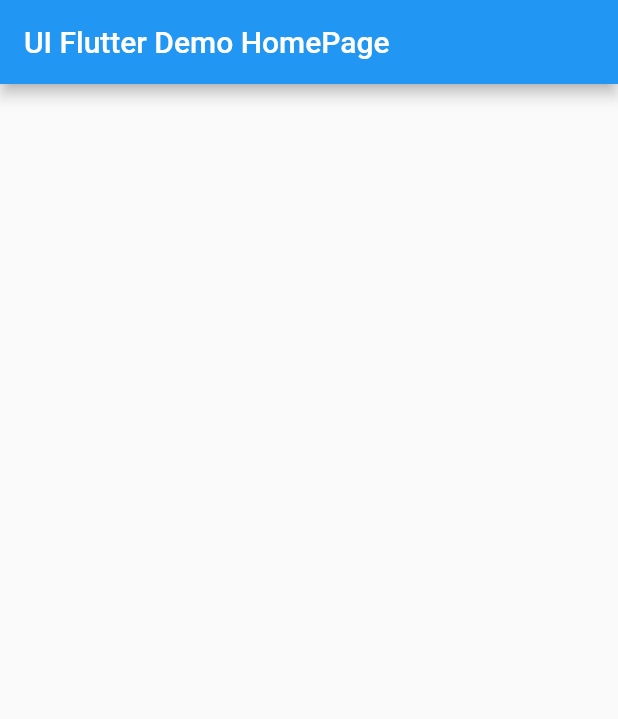
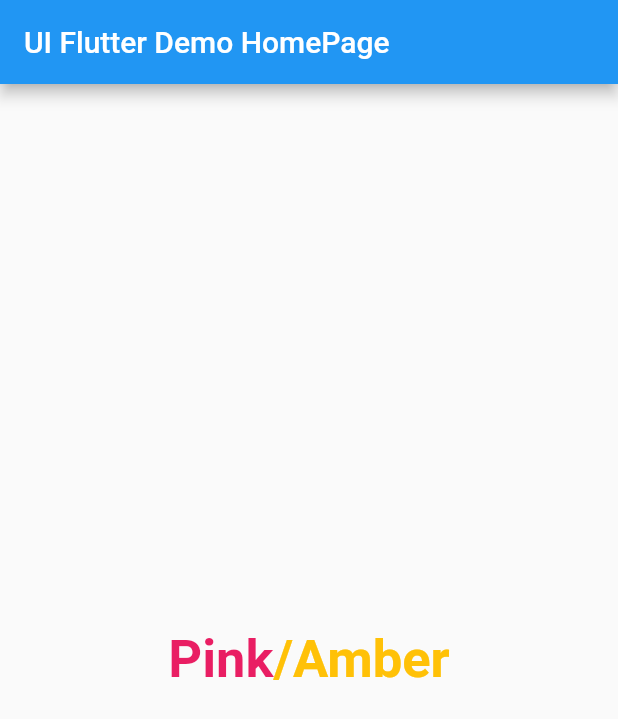
Before and after one commit to Devsaci/uiflutter2fulaih, a Flutter app: the screen it shows after launch, on a phone screen of 412 x 824 dp. Shown: the top 719 px of the screen. Run offline on Flutter 3.47's test engine with Material 2 defaults, Android fonts, the phone set to English and light mode, and no system bars.

Commit message:
TextSpan/Pink/Amber

```diff
--- a/lib/main.dart
+++ b/lib/main.dart
@@ -1,3 +1,5 @@
+import 'dart:ui';
+
 import 'package:flutter/cupertino.dart';
 import 'package:flutter/material.dart';
 
@@ -39,13 +41,22 @@ class _MyHomePageState extends State<MyHomePage> {
       appBar: AppBar(
         title: const Text("UI Flutter Demo HomePage"),
       ),
-      body:  Center(
+      body: Center(
         child: RichText(
-            text: TextSpan(
-              children: [
-
-              ]
-            ),
+          text: const TextSpan(children: [
+            TextSpan(
+                text: 'Pink',
+                style: TextStyle(
+                    color: Colors.pink,
+                    fontSize: 35,
+                    fontWeight: FontWeight.bold)),
+            TextSpan(
+                text: '/Amber',
+                style: TextStyle(
+                    color: Colors.amber,
+                    fontSize: 35,
+                    fontWeight: FontWeight.bold)),
+          ]),
         ),
       ),
     );
```
